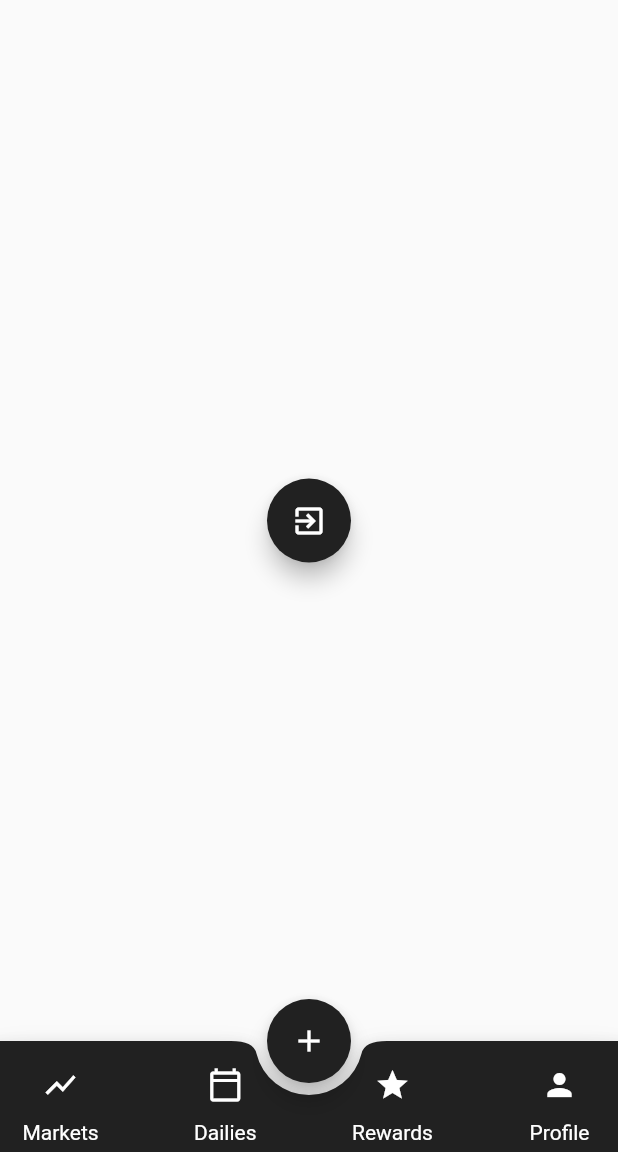
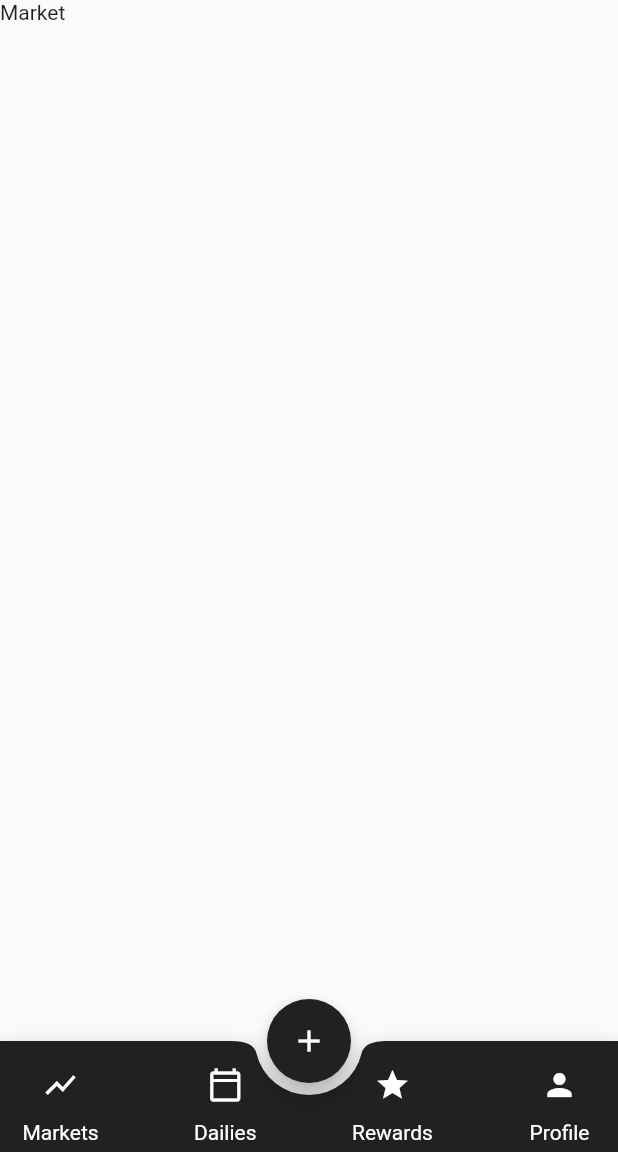
Before and after one commit to diivi/triangle-app, a Flutter app: the screen it shows once a user with an empty profile is signed in, on a phone screen of 412 x 824 dp, the part 84-1236 px from its top. Run offline on Flutter 3.47's test engine with Material 2 defaults, Android fonts, the light colour scheme and no system bars; our stand-ins replace firebase_auth, firebase_core; missing offline and left inert: flutterfire_ui; accounts and stored records are empty.

Commit message:
completed navigation, screen separation

```diff
--- a/lib/main.dart
+++ b/lib/main.dart
@@ -1,8 +1,11 @@
 import 'package:flutter/material.dart';
 import 'package:firebase_core/firebase_core.dart';
 import 'package:triangle/navigation_drawer_widget.dart';
-import 'package:triangle/screens/profile.dart';
+import 'package:triangle/screens/markets.dart';
 import 'firebase_options.dart';
+import 'package:triangle/screens/dailies.dart';
+import 'package:triangle/screens/rewards.dart';
+import "package:triangle/screens/profile.dart";
 import 'package:firebase_auth/firebase_auth.dart';
 import 'package:flutterfire_ui/auth.dart';
 
@@ -39,6 +42,7 @@ class MyApp extends StatelessWidget {
   Widget build(BuildContext context) {
     return MaterialApp(
       title: 'Flutter Demo',
+      debugShowCheckedModeBanner: false,
       theme: ThemeData(
         // This is the theme of your application.
         //
@@ -83,8 +87,15 @@ class AuthGate extends StatelessWidget {
   }
 }
 
-class TriangleApp extends StatelessWidget {
+class TriangleApp extends StatefulWidget {
   const TriangleApp({Key? key}) : super(key: key);
+
+  @override
+  State<TriangleApp> createState() => _TriangleAppState();
+}
+
+class _TriangleAppState extends State<TriangleApp> {
+  int index = 0;
 
   @override
   Widget build(BuildContext context) {
@@ -98,11 +109,49 @@ class TriangleApp extends StatelessWidget {
               color: Colors.white,
             )),
       ),
-      body: const Center(
-        child: FloatingActionButton(
-          onPressed: logOut,
-          child: Icon(Icons.exit_to_app),
-        ),
+      body: Stack(
+        children: <Widget>[
+          Offstage(
+            offstage: index != 0,
+            child: TickerMode(
+              enabled: index == 0,
+              child: const MaterialApp(
+                home: Scaffold(body: MarketPage()),
+                debugShowCheckedModeBanner: false,
+              ),
+            ),
+          ),
+          Offstage(
+            offstage: index != 1,
+            child: TickerMode(
+              enabled: index == 1,
+              child: const MaterialApp(
+                home: Scaffold(body: DailiesPage()),
+                debugShowCheckedModeBanner: false,
+              ),
+            ),
+          ),
+          Offstage(
+            offstage: index != 2,
+            child: TickerMode(
+              enabled: index == 2,
+              child: const MaterialApp(
+                home: Scaffold(body: RewardsPage()),
+                debugShowCheckedModeBanner: false,
+              ),
+            ),
+          ),
+          Offstage(
+            offstage: index != 3,
+            child: TickerMode(
+              enabled: index == 3,
+              child: const MaterialApp(
+                home: Scaffold(body: ProfilePage()),
+                debugShowCheckedModeBanner: false,
+              ),
+            ),
+          ),
+        ],
       ),
       floatingActionButton: FloatingActionButton(
         //Floating action button on Scaffold
@@ -134,8 +183,9 @@ class TriangleApp extends StatelessWidget {
                         color: Colors.white,
                       ),
                       onPressed: () {
-                        Navigator.push(context,
-                            MaterialPageRoute(builder: (context) => Profile()));
+                        setState(() {
+                          index = 0;
+                        });
                       },
                     ),
                     const Text('Markets',
@@ -153,7 +203,11 @@ class TriangleApp extends StatelessWidget {
                         Icons.calendar_today_outlined,
                         color: Colors.white,
                       ),
-                      onPressed: () {},
+                      onPressed: () {
+                        setState(() {
+                          index = 1;
+                        });
+                      },
                     ),
                     const Text('Dailies',
                         style: TextStyle(color: Colors.white)),
@@ -170,7 +224,11 @@ class TriangleApp extends StatelessWidget {
                         Icons.star,
                         color: Colors.white,
                       ),
-                      onPressed: () {},
+                      onPressed: () {
+                        setState(() {
+                          index = 2;
+                        });
+                      },
                     ),
                     const Text('Rewards',
                         style: TextStyle(color: Colors.white)),
@@ -187,7 +245,11 @@ class TriangleApp extends StatelessWidget {
                         Icons.person,
                         color: Colors.white,
                       ),
-                      onPressed: () {},
+                      onPressed: () {
+                        setState(() {
+                          index = 3;
+                        });
+                      },
                     ),
                     const Text('Profile',
                         style: TextStyle(color: Colors.white)),
--- /dev/null
+++ b/lib/screens/markets.dart
@@ -0,0 +1,17 @@
+import 'package:flutter/material.dart';
+
+class MarketPage extends StatefulWidget {
+  const MarketPage({Key? key}) : super(key: key);
+
+  @override
+  _MarketPageState createState() => _MarketPageState();
+}
+
+class _MarketPageState extends State<MarketPage> {
+  @override
+  Widget build(BuildContext context) {
+    return Container(
+      child: const Text('Market'),
+    );
+  }
+}
--- a/pubspec.yaml
+++ b/pubspec.yaml
@@ -36,6 +36,7 @@ dependencies:
   cupertino_icons: ^1.0.2
   firebase_auth: ^3.3.5
   flutterfire_ui: ^0.3.1
+  persistent_bottom_nav_bar: ^4.0.2
 
 dev_dependencies:
   flutter_test:
```
Also changed, not shown: lib/screens/dailies.dart (added, +16 -0 lines), lib/screens/profile.dart (added, +17 -0 lines), lib/screens/rewards.dart (added, +16 -0 lines), pubspec.lock.
